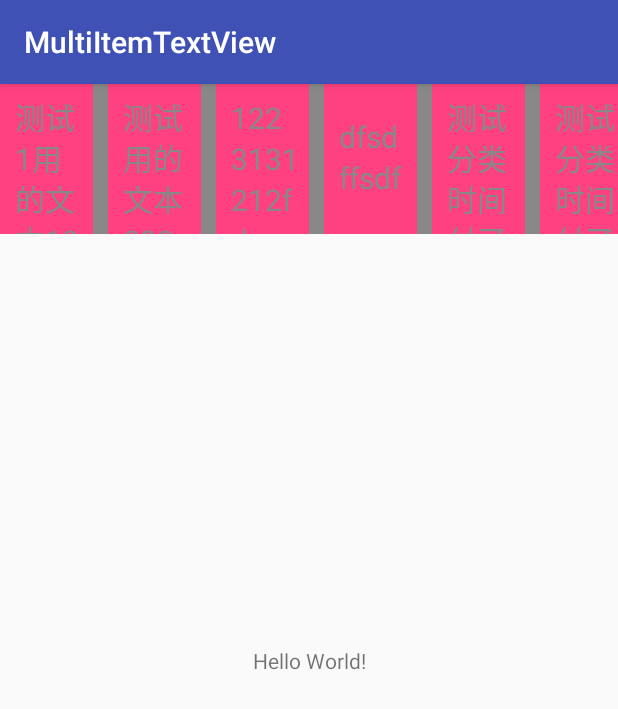
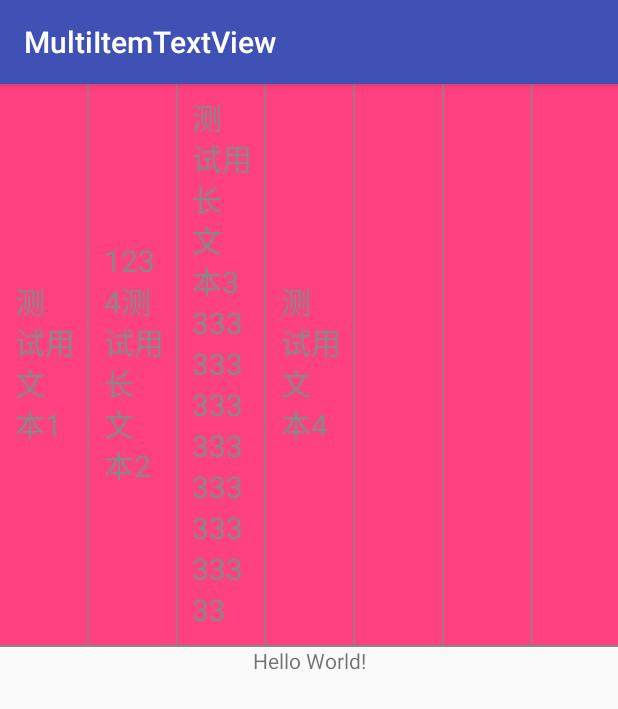
Before and after one commit to foolchen/MultiItemTextView, an Android app: the first screen one second after launch (MainActivity), on a phone screen of 412 x 824 dp. Shown: the top 709 px of the screen. Run offline under Robolectric (Android 15) with nearby library versions, the phone set to English and light mode, and no system bars.

Commit message:
添加了部分setter/getter方法

```diff
--- a/app/src/main/java/com/foolchen/multiitemtextview/demo/MainActivity.kt
+++ b/app/src/main/java/com/foolchen/multiitemtextview/demo/MainActivity.kt
@@ -2,11 +2,20 @@ package com.foolchen.multiitemtextview.demo
 
 import android.os.Bundle
 import android.support.v7.app.AppCompatActivity
+import kotlinx.android.synthetic.main.activity_main.*
 
 class MainActivity : AppCompatActivity() {
 
   override fun onCreate(savedInstanceState: Bundle?) {
     super.onCreate(savedInstanceState)
     setContentView(R.layout.activity_main)
+
+    mitv.postDelayed({
+      mitv.setItems("测试用文本1", "1234测试用长文本2", "测试用长文本333333333333333333333333", "测试用文本4")
+
+    }, 1000)
+
+    mitv.postDelayed({ mitv.setItemCount(4) }, 2000)
+    mitv.postDelayed({ mitv.setTextSize(60F) }, 3000)
   }
 }
--- a/app/src/main/res/layout/activity_main.xml
+++ b/app/src/main/res/layout/activity_main.xml
@@ -19,13 +19,14 @@
       />
 
   <com.foolchen.lib.multiitemtextview.MultiItemTextView
+      android:id="@+id/mitv"
       android:layout_width="match_parent"
       android:layout_height="wrap_content"
       android:background="@color/colorAccent"
-      app:mitv_count="5"
-      app:mitv_divider_width="10dp"
+      app:mitv_bottom_divider_enable="true"
+      app:mitv_count="7"
+      app:mitv_divider_width="1dp"
       app:mitv_gravity="center_vertical"
-      app:mitv_item_height="100dp"
       app:mitv_item_padding="10dp"
       app:mitv_middle_divider_enable="true"
       app:mitv_text_size="20dp"
--- a/library/src/main/java/com/foolchen/lib/multiitemtextview/MultiItemTextView.kt
+++ b/library/src/main/java/com/foolchen/lib/multiitemtextview/MultiItemTextView.kt
@@ -7,7 +7,6 @@ import android.graphics.Paint
 import android.graphics.Rect
 import android.util.AttributeSet
 import android.view.View
-import java.util.*
 
 /**
  * 可以显示多个项目的TextView
@@ -46,6 +45,7 @@ open class MultiItemTextView : View {
   private val mPaint = Paint()
 
   private val mItems = ArrayList<String>()
+  private val mShadowItems = ArrayList<String>()
   // 分割后的字符串，用于绘制多行文本
   private val mDividedItems = ArrayList<List<String>>()
 
@@ -61,6 +61,46 @@ open class MultiItemTextView : View {
   constructor(context: Context?, attrs: AttributeSet?, defStyleAttr: Int) : super(context, attrs,
       defStyleAttr) {
     init(context, attrs)
+  }
+
+  fun setItems(vararg items: String) {
+    setItems(items.asList())
+  }
+
+  fun setItems(items: List<String>) {
+    mItems.clear()
+    mItems.addAll(items)
+    mShadowItems.clear()
+    mShadowItems.addAll(mItems)
+    ensureItems()
+    requestLayout()
+    invalidate()
+  }
+
+  fun getItems(): List<String> {
+    return mItems
+  }
+
+  fun setItemCount(itemCount: Int) {
+    mItemCount = itemCount
+    requestLayout()
+    invalidate()
+  }
+
+  fun getItemCount(): Int {
+    return mItemCount
+  }
+
+  /** 设置文本大小，单位为px */
+  fun setTextSize(textSize: Float) {
+    mTextSize = textSize
+    mPaint.textSize = mTextSize
+    requestLayout()
+    invalidate()
+  }
+
+  fun getTextSize(): Float {
+    return mTextSize
   }
 
   private fun init(context: Context?, attrs: AttributeSet?) {
@@ -111,8 +151,11 @@ open class MultiItemTextView : View {
       val text = ta.getString(R.styleable.MultiItemTextView_mitv_texts)
       text?.let {
         val items = text.split("|")
-        mItemCount = items.size
-        mItems.addAll(items)
+        if (mItemCount < items.size) {
+          mItemCount = items.size
+        }
+        mShadowItems.addAll(items)
+        ensureItems()
       }
       ta.recycle()
     }
@@ -122,6 +165,13 @@ open class MultiItemTextView : View {
     mPaint.textSize = mTextSize
     //mPaint.getTextBounds(mText, 0, mText.length, mBound)
 
+  }
+
+  /**该方法用于保证要绘制的条目与设置的条目数量相同*/
+  private fun ensureItems() {
+    while (mShadowItems.size < mItemCount) {
+      mShadowItems.add("")
+    }
   }
 
   override fun onMeasure(widthMeasureSpec: Int, heightMeasureSpec: Int) {
@@ -191,7 +241,7 @@ open class MultiItemTextView : View {
       }
       for (textIndex in 0 until size) {
         val text = texts[textIndex]
-        var startY = drawableTop + textIndex * displayFontSize + mTextSize// 由于文本从左下角开始绘制，故其开始位置
+        val startY = drawableTop + textIndex * displayFontSize + mTextSize// 由于文本从左下角开始绘制，故其开始位置
         var offsetX = 0F
         if (mGravity == GRAVITY_CENTER) {
           mPaint.getTextBounds(text, 0, text.length, mBound)
@@ -303,11 +353,13 @@ open class MultiItemTextView : View {
 
   /** 分割各个item */
   private fun divideItems(width: Float) {
+    // 每次重新分割item前都将已经分割的清空
+    mDividedItems.clear()
     // 首先需要计算可绘制的最大宽度
     val drawableWidth = calItemWidth(width) - mItemPadding[0] - mItemPadding[2]
     if (drawableWidth > 0) {
       // 需要保证每一行的宽度都小于drawableWidth
-      mItems.mapTo(mDividedItems) { divideItem(drawableWidth, it) }
+      mShadowItems.mapTo(mDividedItems) { divideItem(drawableWidth, it) }
     }
   }
 
```
